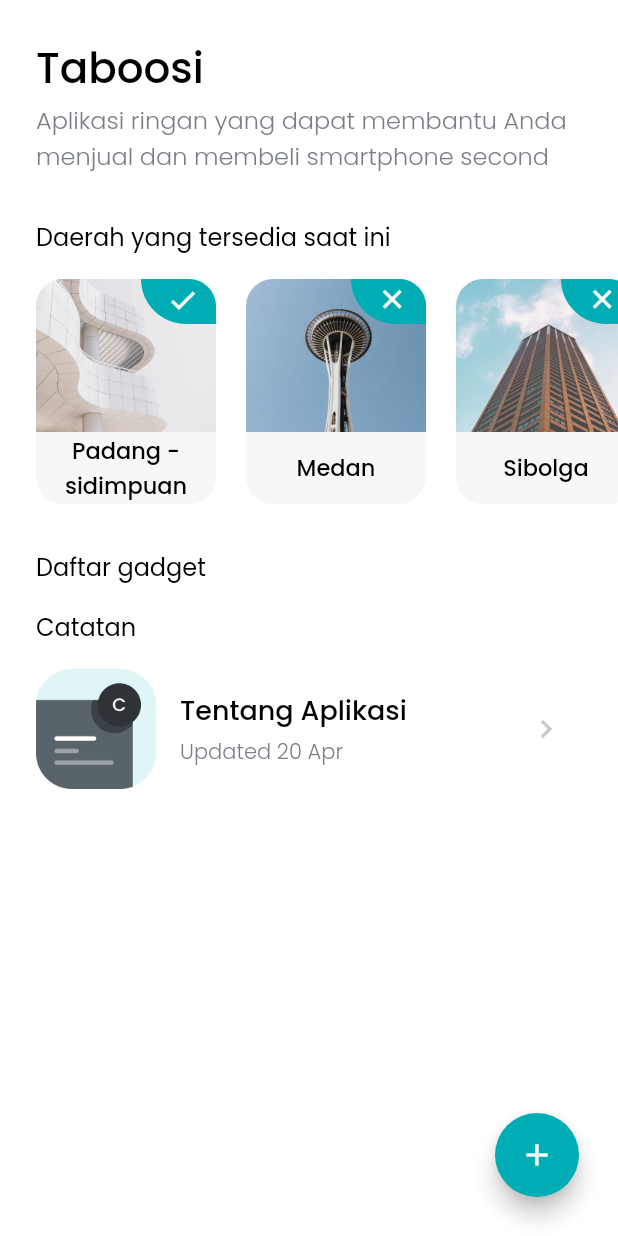
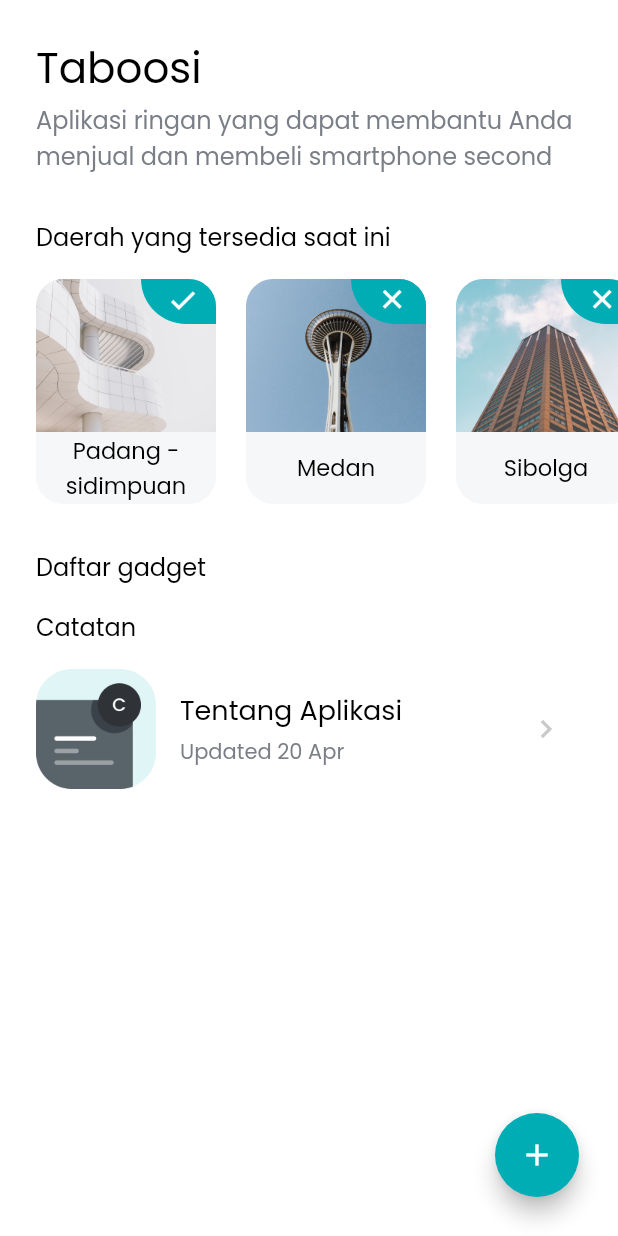
Before and after one commit to MahmudiZukri/taboosi, a Flutter app: the screen it shows after launch, after a tap on "Explore Now", on a phone screen of 412 x 824 dp. Run offline on Flutter 3.47's test engine with Material 2 defaults, Android fonts, the light colour scheme and no system bars; our stand-ins replace carousel_slider, cloud_firestore, firebase_core, firebase_storage, image_picker, shimmer; accounts and stored records are empty.

Commit message:
memperbaiki shimmer + mengganti google fonts dengan asset font

```diff
--- a/lib/main.dart
+++ b/lib/main.dart
@@ -1,7 +1,7 @@
 import 'package:firebase_core/firebase_core.dart';
 import 'package:flutter/material.dart';
 import 'package:taboosi/ui/pages/pages.dart';
-import 'package:google_fonts/google_fonts.dart';
+// import 'package:google_fonts/google_fonts.dart';
 // import 'package:taboosi/services/services.dart';
 // import 'package:provider/provider.dart';
 
@@ -16,8 +16,8 @@ class MyApp extends StatelessWidget {
   Widget build(BuildContext context) {
     return MaterialApp(
       debugShowCheckedModeBanner: false,
-      theme: ThemeData(
-          textTheme: GoogleFonts.poppinsTextTheme(Theme.of(context).textTheme)),
+      // theme: ThemeData(
+      //     textTheme: GoogleFonts.poppinsTextTheme(Theme.of(context).textTheme)),
       home: SplashPage(),
     );
   }
--- a/lib/shared/theme.dart
+++ b/lib/shared/theme.dart
@@ -7,11 +7,23 @@ Color backgroundColor = Colors.white;
 Color whiteColor = Colors.white;
 Color blackColor = Colors.black;
 
-TextStyle blackTextFont =
-    TextStyle(color: blackColor, fontSize: 18, fontWeight: FontWeight.w500);
-TextStyle greyTextFont =
-    TextStyle(color: greyColor, fontSize: 14, fontWeight: FontWeight.w300);
-TextStyle whiteTextFont =
-    TextStyle(color: whiteColor, fontSize: 18, fontWeight: FontWeight.w500);
-TextStyle purpleTextFont =
-    TextStyle(color: turquoiseColor, fontSize: 16, fontWeight: FontWeight.w500);
+TextStyle blackTextFont = TextStyle(
+    color: blackColor,
+    fontFamily: 'Poppins',
+    fontSize: 18,
+    fontWeight: FontWeight.w500);
+TextStyle greyTextFont = TextStyle(
+    color: greyColor,
+    fontFamily: 'Poppins',
+    fontSize: 14,
+    fontWeight: FontWeight.w300);
+TextStyle whiteTextFont = TextStyle(
+    color: whiteColor,
+    fontFamily: 'Poppins',
+    fontSize: 18,
+    fontWeight: FontWeight.w500);
+TextStyle purpleTextFont = TextStyle(
+    color: turquoiseColor,
+    fontFamily: 'Poppins',
+    fontSize: 16,
+    fontWeight: FontWeight.w500);
--- a/lib/ui/pages/home_page.dart
+++ b/lib/ui/pages/home_page.dart
@@ -103,22 +103,32 @@ class _HomePageState extends State<HomePage> {
                                     .toList(),
                               );
                             } else {
-                              return SizedBox(
-                                width: 200.0,
-                                height: 100.0,
-                                child: Shimmer.fromColors(
-                                    baseColor: Colors.red,
-                                    highlightColor: Colors.yellow,
-                                    child: Column(
-                                      children: [
-                                        ShimmerLayout(),
-                                        SizedBox(height: 30)
-                                      ],
-                                    )),
+                              return Column(
+                                children: [
+                                  SizedBox(
+                                    height: 110.0,
+                                    width: MediaQuery.of(context).size.width -
+                                        2 * edge,
+                                    child: Shimmer.fromColors(
+                                        baseColor: Colors.grey[300]!,
+                                        highlightColor: whiteColor,
+                                        child: ShimmerLayout()),
+                                  ),
+                                  SizedBox(height: 30),
+                                  SizedBox(
+                                    height: 110.0,
+                                    width: MediaQuery.of(context).size.width -
+                                        2 * edge,
+                                    child: Shimmer.fromColors(
+                                        baseColor: Colors.grey[300]!,
+                                        highlightColor: whiteColor,
+                                        child: ShimmerLayout()),
+                                  ),
+                                  SizedBox(height: 30)
+                                ],
                               );
                             }
                           }),
-
                       //NOTE: CATATAN
                       Text('Catatan',
                           style: blackTextFont.copyWith(
--- a/lib/ui/widgets/shimmer_layout.dart
+++ b/lib/ui/widgets/shimmer_layout.dart
@@ -17,6 +17,7 @@ class ShimmerLayout extends StatelessWidget {
         Flexible(
           child: SizedBox(
             height: 110,
+            width: MediaQuery.of(context).size.width - 2 * edge - 130 - 20,
             child: Column(
               mainAxisAlignment: MainAxisAlignment.center,
               crossAxisAlignment: CrossAxisAlignment.start,
@@ -29,7 +30,7 @@ class ShimmerLayout extends StatelessWidget {
                         2 * edge -
                         110 -
                         20),
-                SizedBox(height: 11),
+                SizedBox(height: 13),
                 Container(
                     height: 14,
                     color: Colors.grey,
```
Also changed, not shown: pubspec.yaml (+9 -9 lines), fonts/Poppins-Bold.ttf (added), fonts/Poppins-Regular.ttf (added), pubspec.lock.
